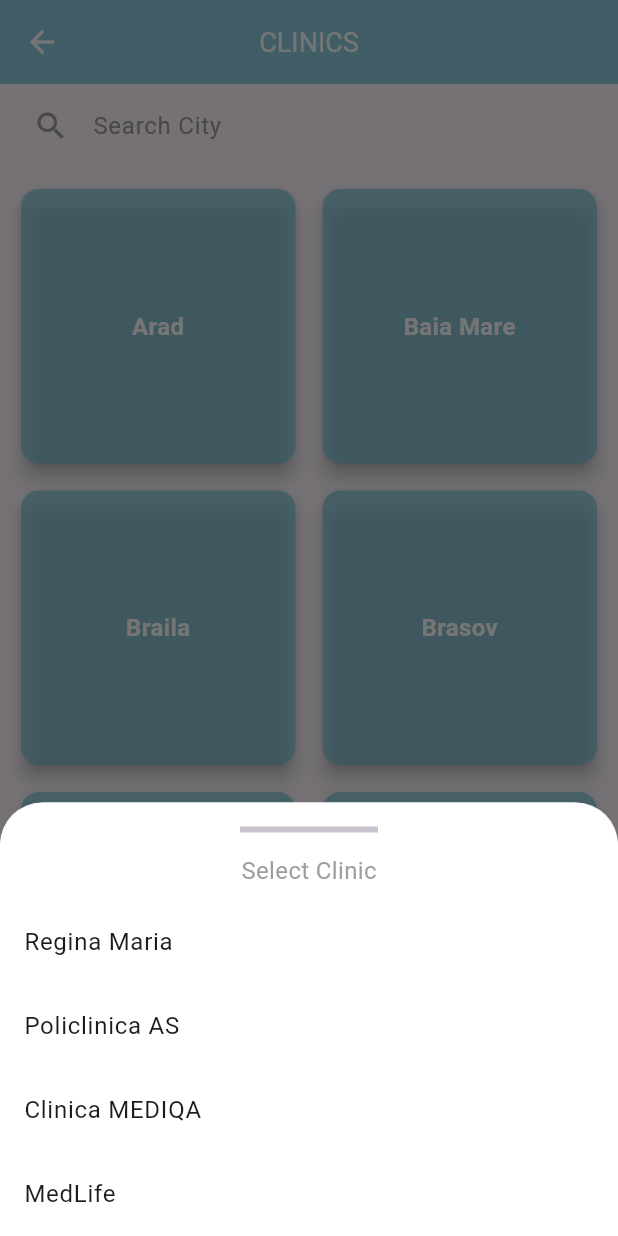
After one commit to AlexZinca/SkinLesionApp, a Flutter app: the ClinicsPage screen opened directly, after a tap on "Arad", on a phone screen of 412 x 824 dp. The commit adds this screen. Run offline on Flutter 3.47's test engine with Material 3 defaults, Android fonts, the phone set to English and light mode, and no system bars; our stand-ins replace camera, cloud_firestore, email_validator, firebase_auth, firebase_core, firebase_storage and 5 more; accounts and stored records are empty.

Commit message:
Clinics page

```diff
--- /dev/null
+++ b/lib/pages/clinics_page.dart
@@ -0,0 +1,354 @@
+import 'package:flutter/material.dart';
+import 'package:url_launcher/url_launcher.dart';
+
+class Clinic {
+  final String name;
+  final String url;
+
+  Clinic(this.name, this.url);
+}
+
+class City {
+  final String name;
+  final List<Clinic> clinics;
+
+  City(this.name, this.clinics);
+}
+
+class ClinicsPage extends StatefulWidget {
+  const ClinicsPage({super.key});
+
+  @override
+  State<ClinicsPage> createState() => _ClinicsPageState();
+}
+
+class _ClinicsPageState extends State<ClinicsPage> {
+  TextEditingController searchController = TextEditingController();
+  List<City> filteredCities = [];
+  City? selectedCity;
+  Clinic? selectedClinic;
+
+  // Mock data for cities and clinics
+  final List<City> cities = [
+    City("Brasov", [
+      Clinic("QualiMed", "https://dermatologie-brasov.ro/"),
+      Clinic("MedLife", "https://www.medlife.ro/dermatovenerologie"),
+      Clinic("Regina Maria", "https://www.reginamaria.ro/medici?specialitate=7043&medici%5B0%5D=city%3A6955&medici%5B1%5D=specialitate%3ADermatovenerologie"),
+      Clinic("ArtMedica", "https://artmedica.ro/servicii/dermatologie/?gad_source=1&gclid=Cj0KCQjwk6SwBhDPARIsAJ59GwevRVf0Tkp9z3myulcZM__LH8cPA7YkddN4j6VvNQoLF1PI2BwkSwkaAt5kEALw_wcB"),
+      Clinic("Premium Derma","https://premiumderma.ro/")
+    ]),
+    City("Bucharest", [
+      Clinic("MedLife",
+          "https://www.medlife.ro/dermatovenerologie"),
+      Clinic("Regina Maria Dermatology",
+          "https://www.reginamaria.ro/medici?specialitate=7043&medici%5B0%5D=city%3A6951&medici%5B1%5D=specialitate%3ADermatovenerologie"),
+      Clinic("Dr.Leventer Centre", "https://drleventercentre.com/"),
+      Clinic("Medicover","https://www.medicover.ro/medici/dermatologie/bucuresti,sl,s"),
+      Clinic("Sanador","https://www.sanador.ro/dermatovenerologie"),
+      Clinic("Laurus Medical","https://www.laurusmedical.ro/dermatologie/"),
+      Clinic("Lineya","https://lineya.ro/?gad_source=1&gclid=Cj0KCQjwk6SwBhDPARIsAJ59GweITG2OmfErSiCnNk1qkSsV7bQvd-fbrB2t3Tsd6QbOgO0sAA8wP5EaAl10EALw_wcB"),
+    ]),
+    City("Cluj-Napoca", [
+      Clinic("Regina Maria", "https://www.reginamaria.ro/medici?specialitate=7043&medici%5B0%5D=city%3A6953&medici%5B1%5D=specialitate%3ADermatovenerologie"),
+      Clinic("Anastasios",
+          "https://anastasios.ro/cluj/dermatovenerologie/?gclid=Cj0KCQjwk6SwBhDPARIsAJ59GwdM6O1sm_HrDGifjgC2G1vKo1ttrp-cWJTmeflretJiYuiQtLm-zRcaAo16EALw_wcB"),
+      Clinic("Centrul Medical Promedis", "https://promedis.ro/servicii/dermatologie/"),
+      Clinic("MedLife", "https://www.medlife.ro/dermatovenerologie"),
+      Clinic("DermaElite","https://dermaelite.ro/"),
+      Clinic("Laurus Medical","https://www.laurusmedical.ro/dermatologie/"),
+    ]),
+    City("Iasi", [
+      Clinic("Regina Maria","https://www.reginamaria.ro/medici?specialitate=7043&medici%5B0%5D=city%3A6958&medici%5B1%5D=specialitate%3ADermatovenerologie"),
+      Clinic(
+          "Lauderma", "https://lauderma.ro/"),
+      Clinic("HermaMed Centre", "https://hermamedcenter.ro/servicii-medicale/dermatologie-iasi-consultatii-gratuite/?gad_source=1&gclid=Cj0KCQjwk6SwBhDPARIsAJ59GwcJDbd8vynYexSVhv26TGHTjA8maCcoqiA1Y6HiFuxhcZF6pMcMXXYaAg_xEALw_wcB"),
+      Clinic("Arcadia", "https://www.arcadiamedical.ro/specialitati/dermato-venerologie"),
+      Clinic("MedLife", "https://www.medlife.ro/dermatovenerologie"),
+    ]),
+    City("Timisoara", [
+      Clinic("Regina Maria","https://www.reginamaria.ro/medici?specialitate=7043&medici%5B0%5D=city%3A6959&medici%5B1%5D=specialitate%3ADermatovenerologie"),
+      Clinic("Medici\'s", "https://medicis.ro/dermatologie/"),
+      Clinic("Profilaxia", "https://www.profilaxia.ro/specialitati/dermatologie/"),
+      Clinic("Clinica Jose Silva", "https://clinicajosesilva.ro/dermatologie/"),
+      Clinic("MedLife", "https://www.medlife.ro/dermatovenerologie"),
+    ]),
+
+    City("Constanta", [
+      Clinic("Regina Maria","https://www.reginamaria.ro/medici?specialitate=7043&medici%5B0%5D=city%3A6952&medici%5B1%5D=specialitate%3ADermatovenerologie"),
+      Clinic("Cermed", "https://cermed.ro/servicii/clinica-dermatologie-constanta-cermed/?gad_source=1"),
+      Clinic("IMAMED", "https://imamed.ro/dermatologie-constanta/"),
+      Clinic("MedLife", "https://www.medlife.ro/dermatovenerologie"),
+    ]),
+    City("Sibiu", [
+      Clinic("Regina Maria","https://www.reginamaria.ro/medici?specialitate=7043&medici%5B0%5D=city%3A25107&medici%5B1%5D=specialitate%3ADermatovenerologie"),
+      Clinic("Misan Med", "https://misanmed.ro/servicii/dermatologie/"),
+      Clinic("Policlinica Astra", "https://policlinica-astra.ro/dermatologie/"),
+      Clinic("MedLife", "https://www.medlife.ro/dermatovenerologie"),
+    ]),
+    // Additional cities and clinics can be added here
+    City("Galati", [
+      Clinic("Centrul Medical ProClinic", "https://pro-clinic.ro/dermato-venerologie/"),
+      Clinic("Medicover", "https://www.medicover.ro/medici/dermatologie/galati,sl,s"),
+      Clinic("Laurus Medical","https://www.laurusmedical.ro/dermatologie/"),
+      Clinic("MedLife", "https://www.medlife.ro/dermatovenerologie"),
+    ]),
+    City("Craiova", [
+      Clinic("Regina Maria","https://www.reginamaria.ro/medici?specialitate=7043&medici%5B0%5D=city%3A6957&medici%5B1%5D=specialitate%3ADermatovenerologie"),
+      Clinic("PRO DERMA", "https://pro-derma.ro/"),
+      Clinic("Policlinica Elga", "https://www.policlinicaelga.ro/dermato-venerologie"),
+      Clinic("MedLife", "https://www.medlife.ro/dermatovenerologie"),
+    ]),
+    City("Braila", [
+      Clinic("Clinica Mateus", "https://clinicamateus.ro/dermatologie/"),
+      Clinic("Centrul Medical Grivita", "https://www.centrulmedicalgrivita.ro/dermato.html"),
+      Clinic("MedLife", "https://www.medlife.ro/dermatovenerologie"),
+    ]),
+    City("Oradea", [
+      Clinic("Regina Maria","https://www.reginamaria.ro/medici?specialitate=7043&medici%5B0%5D=city%3A6977&medici%5B1%5D=specialitate%3ADermatovenerologie"),
+      Clinic("Centrul Medical Bioinvest", "https://bioinvestmedicalcenter.ro/dermatologie-servicii-tarife/"),
+      Clinic("Spital Pelican", "https://www.spitalpelican.ro/medici/specialitate/dermatologie"),
+      Clinic("MedLife", "https://www.medlife.ro/dermatovenerologie"),
+    ]),
+    City("Ploiesti", [
+      Clinic("Regina Maria","https://www.reginamaria.ro/medici?specialitate=7043&medici%5B0%5D=city%3A6960&medici%5B1%5D=specialitate%3ADermatovenerologie"),
+      Clinic("Centrul Medical Andodent", "https://www.andodent.ro/dermatologie/"),
+      Clinic("Clinica Medical Panaceea", "https://clinicapanaceea.ro/dermatologie/"),
+      Clinic("Laurus Medical","https://www.laurusmedical.ro/dermatologie/"),
+      Clinic("MedLife", "https://www.medlife.ro/dermatovenerologie"),
+    ]),
+    City("Arad", [
+      Clinic("Regina Maria","https://www.reginamaria.ro/medici?specialitate=7043&medici%5B0%5D=city%3A6971&medici%5B1%5D=specialitate%3ADermatovenerologie"),
+      Clinic("Policlinica AS", "https://policlinica-as.ro/index.php/portfolio-items/dermatologie-arad/"),
+      Clinic("Clinica MEDIQA", "https://mediqa.ro/specialitati/dermatologie"),
+      Clinic("MedLife", "https://www.medlife.ro/dermatovenerologie"),
+    ]),
+    City("Targu Mures", [
+      Clinic("Regina Maria","https://www.reginamaria.ro/medici?specialitate=7043&medici%5B0%5D=city%3A6961&medici%5B1%5D=specialitate%3ADermatovenerologie"),
+      Clinic("Spitalul Clinic Judetean Mures", "https://spitaljudeteanmures.ro/scjm2/index.php/dermatovenerologie/"),
+      Clinic("Hebe Medical", "https://www.hebemedical.ro/dermatovenerologie"),
+      Clinic("MedLife", "https://www.medlife.ro/dermatovenerologie"),
+    ]),
+    City("Baia Mare", [
+      Clinic("Regina Maria","https://www.reginamaria.ro/medici?specialitate=7043&medici%5B0%5D=city%3A6975&medici%5B1%5D=specialitate%3ADermatovenerologie"),
+      Clinic("Spitalul Sfantul Ioan", "https://spitalsfantulioan.ro/specialitati-medicale/dermatovenerologie/"),
+      Clinic("Dr.Alexandra Bene", "https://dralexandrabene.ro/preturi/"),
+    ]),
+    City("Buzau", [
+      Clinic("Clinica Angi San", "https://angisan.ro/dermatologie/"),
+      Clinic("Spitalul Judetean de Urgenta Buzau", "https://www.spitalulbuzau.ro/spital-compartiment-dermato-venerologie"),
+      Clinic("Laurus Medical","https://www.laurusmedical.ro/dermatologie/"),
+    ]),
+    City("Suceava", [
+      Clinic("Regina Maria","https://www.reginamaria.ro/medici?specialitate=7043&medici%5B0%5D=city%3A25768&medici%5B1%5D=specialitate%3ADermatovenerologie"),
+      Clinic("Clinica Hereditas", "https://clinica-hereditas.ro/servicii-si-specialitati-clinice-suceava/dermatovenerologie-suceava/?gad_source=1&gclid=Cj0KCQjwk6SwBhDPARIsAJ59Gwd4TVJ8X18UNIW9hUt2W_Uyy93mTGA1zOVKDlh06LJ3pF8HSVq0fD8aApghEALw_wcB"),
+      Clinic("Alma Clinic", "https://almaclinic.ro/services/dermatologie-suceava/"),
+      Clinic("Laurus Medical","https://www.laurusmedical.ro/dermatologie/"),
+    ]),
+    City("Piatra Neamt", [
+      Clinic("Spitalul Judetean Neamt", "https://www.sjuneamt.ro/ambulatoriul-integrat-de-specialitate-a-i-s/dermatovenerologie"),
+      Clinic("Clinica Medicala Sf.Andrei", "https://www.clinicasfandrei.ro/ambulatoriu/dermatologie"),
+      Clinic("MedLife", "https://www.medlife.ro/dermatovenerologie"),
+    ]),
+    City("Drobeta-Turnu Severin", [
+      Clinic("Elixir Medical", "https://elixirmedical.ro/dermatologie/p/1561156996609/"),
+      Clinic("Centrul Medical Dr. Buzullca", "https://www.dermato-venerice.ro/dermato-venerice/drobeta-turnu-severin"),
+    ]),
+    City("Focsani", [
+      Clinic("Laurus Medical","https://www.laurusmedical.ro/dermatologie/"),
+      Clinic("Cabinet Dermatovenerologie Dr. Belmega Calin", "https://dermatologiefocsani.ro/contact/"),
+    ]),
+  ];
+
+
+  @override
+  void initState() {
+    super.initState();
+    // Sort cities alphabetically and initialize filteredCities with all cities
+    cities.sort((a, b) => a.name.compareTo(b.name));
+    filteredCities = List.from(cities);
+  }
+
+  void _filterCities(String enteredKeyword) {
+    if (enteredKeyword.isEmpty) {
+      setState(() {
+        filteredCities = List.from(cities);
+      });
+    } else {
+      setState(() {
+        filteredCities = cities
+            .where((city) =>
+            city.name.toLowerCase().startsWith(enteredKeyword.toLowerCase()))
+            .toList();
+      });
+    }
+  }
+
+  void _showClinicsBottomSheet(BuildContext context) {
+    int numberOfClinics = selectedCity!.clinics.length;
+    double minHeight = 250;
+    double maxHeight = 470;
+    double height = MediaQuery.of(context).size.height * 0.5; // Initial height
+
+    if (numberOfClinics > 0) {
+      double clinicTileHeight = 50; // Height of each ListTile
+      double totalClinicHeight = numberOfClinics * clinicTileHeight;
+      double totalHeight = totalClinicHeight + 2 * clinicTileHeight + 8.0; // Total height including Divider and SizedBox
+
+      // Adjust height within the specified range
+      height = totalHeight.clamp(minHeight, maxHeight);
+    }
+
+    showModalBottomSheet(
+      context: context,
+      builder: (BuildContext context) {
+        return SingleChildScrollView(
+          child: Container(
+            constraints: BoxConstraints(minHeight: minHeight, maxHeight: maxHeight),
+            decoration: BoxDecoration(
+              color: Colors.white,
+              borderRadius: BorderRadius.only(
+                topLeft: const Radius.circular(30.0),
+                topRight: const Radius.circular(30.0),
+              ),
+            ),
+            child: GestureDetector(
+              onVerticalDragDown: (_) {},
+              child: Column(
+                mainAxisSize: MainAxisSize.min,
+                children: [
+                  SizedBox(height: 10.0), // Add SizedBox before the list
+                  Divider(indent: 160, endIndent: 160, thickness: 4), // Divider in the center
+                  SizedBox(height: 8.0), // Add SizedBox before the list
+                  Padding(
+                    padding: const EdgeInsets.symmetric(horizontal: 16.0),
+                    child: Text(
+                      'Select Clinic',
+                      style: TextStyle(
+                        fontWeight: FontWeight.w400,
+                        color: Colors.grey,
+                        fontSize: 16,
+                      ),
+                    ),
+                  ),
+                  SizedBox(height: 8.0), // Add SizedBox before the list
+                  Container(
+                    constraints: BoxConstraints(maxHeight: height), // Adjusted height
+                    child: ListView.builder(
+                      shrinkWrap: true,
+                      itemCount: numberOfClinics,
+                      itemBuilder: (context, index) {
+                        return ListTile(
+                          title: Text(selectedCity!.clinics[index].name),
+                          onTap: () {
+                            setState(() {
+                              selectedClinic = selectedCity!.clinics[index];
+                            });
+                            launchURL(selectedClinic!.url); // Launches the URL of the selected clinic
+                          },
+                        );
+                      },
+                    ),
+                  ),
+                ],
+              ),
+            ),
+          ),
+        );
+      },
+    );
+  }
+
+
+
+
+  @override
+  Widget build(BuildContext context) {
+    return Scaffold(
+      appBar: AppBar(
+        backgroundColor: Color.fromARGB(255, 94, 184, 209).withOpacity(0.7),
+        title: const Text('CLINICS', style: TextStyle(fontSize: 18, color: Colors.white)),
+        centerTitle: true,
+        iconTheme: const IconThemeData(color: Colors.white),
+      ),
+      body: Column(
+        children: [
+          Center( // Wrap with Center widget to align in the center of the screen
+            child: Padding(
+              padding: const EdgeInsets.fromLTRB(10.0,0,0,0), // No outer padding needed here
+              child: TextField(
+                controller: searchController,
+                style: TextStyle(
+                  color: Colors.grey, // Sets the text color to grey
+                ),
+                decoration: InputDecoration(
+                  hintText: 'Search City',
+                  hintStyle: TextStyle(color: Colors.grey), // Sets the hint text color to grey
+                  prefixIcon: Icon(Icons.search, color: Colors.grey), // Sets the icon color to grey
+                  border: OutlineInputBorder(
+                    borderRadius: BorderRadius.circular(10),
+                    borderSide: BorderSide.none,
+                  ),
+                  filled: true,
+                  fillColor: Colors.transparent, // Keeping the TextField background transparent
+                ),
+                onChanged: (value) => _filterCities(value),
+              ),
+            ),
+          ),
+
+          Expanded(
+            child: GridView.builder(
+              padding: const EdgeInsets.all(10),
+              gridDelegate: const SliverGridDelegateWithFixedCrossAxisCount(
+                crossAxisCount: 2,
+                crossAxisSpacing: 10,
+                mainAxisSpacing: 10,
+                childAspectRatio: 1, // Keeps city blocks square
+              ),
+              itemCount: filteredCities.length,
+              itemBuilder: (context, index) {
+                return Card(
+                  elevation: 5,
+                  color: Color.fromARGB(255, 118, 197, 218).withOpacity(0.7),
+                  child: InkWell(
+                    onTap: () {
+                      setState(() {
+                        selectedCity = filteredCities[index];
+                        _showClinicsBottomSheet(context); // Show the bottom sheet with clinics
+                      });
+                    },
+                    child: Center(
+                      child: Text(
+                        filteredCities[index].name,
+                        textAlign: TextAlign.center,
+                        style: TextStyle(
+                          fontSize: 16,
+                          fontWeight: FontWeight.w600,
+                          color: Colors.white,
+                        ),
+                      ),
+                    ),
+                  ),
+                );
+              },
+            ),
+          ),
+        ],
+      ),
+    );
+  }
+
+  void launchURL(String url) async {
+    if (await canLaunch(url)) {
+      await launch(url);
+    } else {
+      throw 'Could not launch $url';
+    }
+  }
+
+  @override
+  void dispose() {
+    searchController.dispose();
+    super.dispose();
+  }
+}
--- a/lib/pages/diagnostic_detail_page.dart
+++ b/lib/pages/diagnostic_detail_page.dart
@@ -139,7 +139,7 @@
                 ),
               ),
             ),
-            SizedBox(height: 10),
+            SizedBox(height: 0),
             Padding(
               padding: EdgeInsets.fromLTRB(30.0, 0 , 30, 0 ), // Adjust this padding as needed
               child: Container(
@@ -149,15 +149,16 @@
 
               ),
             ),
-            SizedBox(height: 30),
+            SizedBox(height: 60),
             Padding(
               padding: const EdgeInsets.symmetric(horizontal: 16.0),
               child: Text(
                 getDiseaseDescription(name),
-                style: Theme.of(context).textTheme.bodyLarge,
+                style: Theme.of(context).textTheme.bodyLarge?.copyWith(color: Colors.black54), // Make the text inclined
                 textAlign: TextAlign.center,
               ),
-            ),
+            )
+
             //... Add any additional content you want on this page
           ],
         ),
--- a/lib/pages/display_image.dart
+++ b/lib/pages/display_image.dart
@@ -201,7 +201,7 @@
                       onPressed: () async {
                         try {
                           var uri =
-                          Uri.parse('http://192.168.0.87:5000/predict');
+                          Uri.parse('http://192.168.1.128:5000/predict');
                           var request = http.MultipartRequest('POST', uri)
                             ..files.add(await http.MultipartFile.fromPath(
                               'file',
--- a/lib/pages/main_page.dart
+++ b/lib/pages/main_page.dart
@@ -1,5 +1,6 @@
 import 'package:flutter/material.dart';
 import 'package:firebase_core/firebase_core.dart';
+import 'package:my_camera/pages/clinics_page.dart';
 import 'diagnostics_page.dart';
 import 'firebase_options.dart';
 import 'medical_history.dart';
@@ -56,12 +57,12 @@
                   Expanded(
                     child: widgetContainer(
                       icon: Icons.local_hospital_rounded,
-                      text: 'CLINIC',
+                      text: 'CLINICS',
                       onTap: () {
                         // Navigate to DiagnosticsPage or another page as needed
                         Navigator.push(
                           context,
-                          MaterialPageRoute(builder: (context) => DiagnosticsPage()),
+                          MaterialPageRoute(builder: (context) => ClinicsPage()),
                         );
                       },
                     ),
--- a/lib/pages/medical_history.dart
+++ b/lib/pages/medical_history.dart
@@ -181,7 +181,7 @@
                                     Text(
                                       item.scanResult,
                                       style: TextStyle(
-                                        fontWeight: FontWeight.bold,
+                                        fontWeight: FontWeight.normal,
                                       ),
                                     ),
                                     RichText(
@@ -208,7 +208,7 @@
                             ),
                             // Info button on the right
                       Padding(
-                        padding: EdgeInsets.only(right: 20.0), // Adjust the padding value as needed
+                        padding: EdgeInsets.only(right: 10.0), // Adjust the padding value as needed
                         child: IconButton(
                           icon: Icon(Icons.info_outline, color: Color.fromARGB(255, 94, 184, 209).withOpacity(0.7)),
                           onPressed: () {
```
